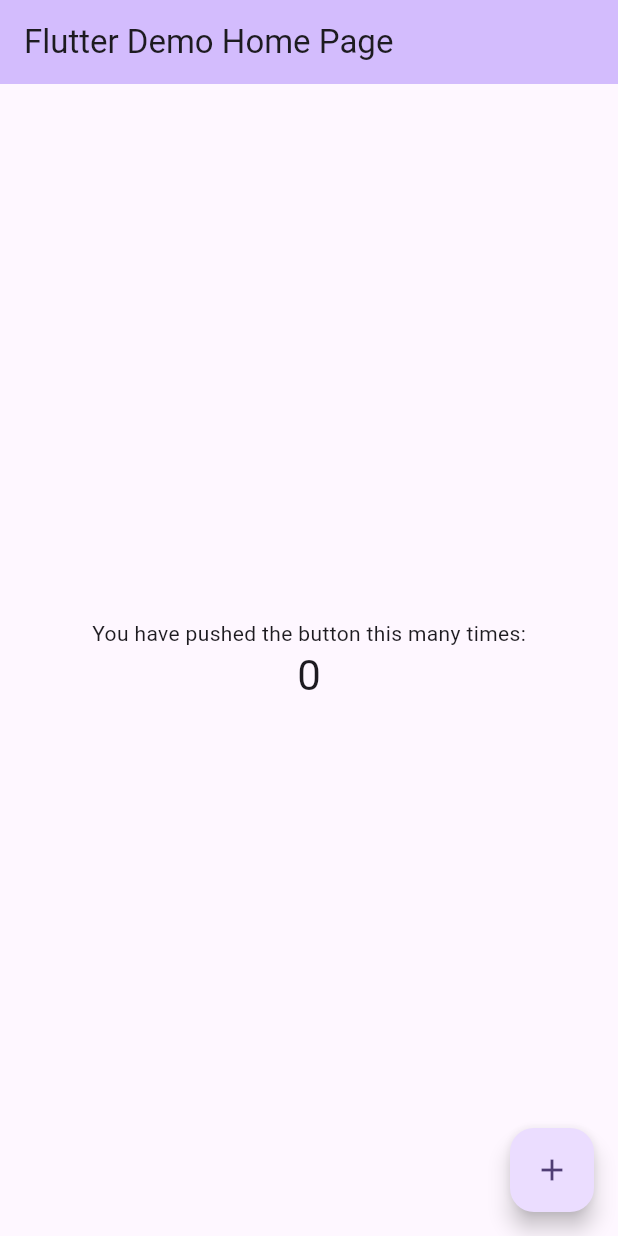
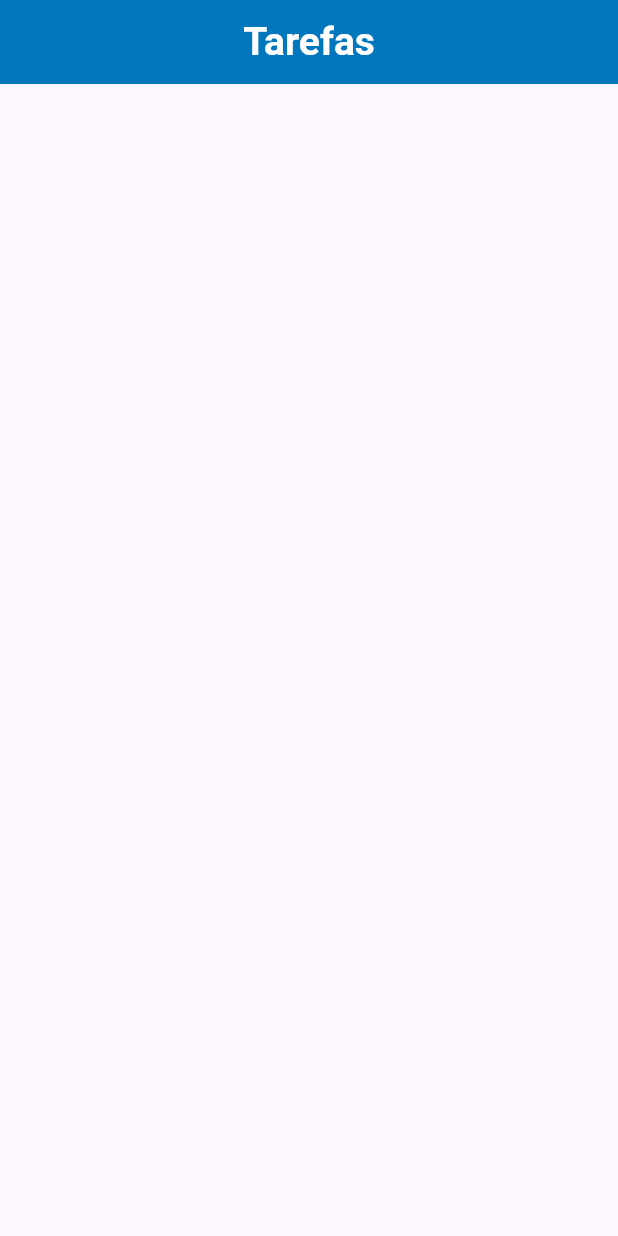
Before and after one commit to ClintonAlmeidaDev/tarefas_app, a Flutter app: the screen it shows after launch, on a phone screen of 412 x 824 dp. Run offline on Flutter 3.47's test engine with Material 2 defaults, Android fonts, the phone set to English and light mode, and no system bars; our stand-ins replace sqflite; accounts and stored records are empty.

Commit message:
Alterando titulo e layout front

```diff
--- a/tarefas/lib/main.dart
+++ b/tarefas/lib/main.dart
@@ -1,7 +1,6 @@
 import 'package:flutter/material.dart';
 
 import 'helpers/database_helpers.dart';
-import 'models/tarefas_model.dart';
 
 void main() {
   runApp(const MyApp());
@@ -10,27 +9,11 @@ void main() {
 class MyApp extends StatelessWidget {
   const MyApp({super.key});
 
-  // This widget is the root of your application.
   @override
   Widget build(BuildContext context) {
     return MaterialApp(
       title: 'Flutter Demo',
       theme: ThemeData(
-        // This is the theme of your application.
-        //
-        // TRY THIS: Try running your application with "flutter run". You'll see
-        // the application has a blue toolbar. Then, without quitting the app,
-        // try changing the seedColor in the colorScheme below to Colors.green
-        // and then invoke "hot reload" (save your changes or press the "hot
-        // reload" button in a Flutter-supported IDE, or press "r" if you used
-        // the command line to start the app).
-        //
-        // Notice that the counter didn't reset back to zero; the application
-        // state is not lost during the reload. To reset the state, use hot
-        // restart instead.
-        //
-        // This works for code too, not just values: Most code changes can be
-        // tested with just a hot reload.
         colorScheme: ColorScheme.fromSeed(seedColor: Colors.deepPurple),
         useMaterial3: true,
       ),
@@ -41,100 +24,25 @@ class MyApp extends StatelessWidget {
 
 class MyHomePage extends StatefulWidget {
   const MyHomePage({super.key, required this.title});
-
-  // This widget is the home page of your application. It is stateful, meaning
-  // that it has a State object (defined below) that contains fields that affect
-  // how it looks.
-
-  // This class is the configuration for the state. It holds the values (in this
-  // case the title) provided by the parent (in this case the App widget) and
-  // used by the build method of the State. Fields in a Widget subclass are
-  // always marked "final".
-
   final String title;
-
   @override
   State<MyHomePage> createState() => _MyHomePageState();
 }
 
 class _MyHomePageState extends State<MyHomePage> {
-  int _counter = 0;
   DatabaseHelper db = DatabaseHelper();
-  Tarefas tarefas = Tarefas(1, "Estudar", true);
-
-  void _incrementCounter() {
-    setState(() {
-      // This call to setState tells the Flutter framework that something has
-      // changed in this State, which causes it to rerun the build method below
-      // so that the display can reflect the updated values. If we changed
-      // _counter without calling setState(), then the build method would not be
-      // called again, and so nothing would appear to happen.
-      print("Vai incluir tarefa");
-      exibeTarefa(1);
-      print(db.getTarefasPorId(2));
-      print("Já incluiu tarefa");
-      _counter++;
-    });
-  }
-
   @override
   Widget build(BuildContext context) {
-    // This method is rerun every time setState is called, for instance as done
-    // by the _incrementCounter method above.
-    //
-    // The Flutter framework has been optimized to make rerunning build methods
-    // fast, so that you can just rebuild anything that needs updating rather
-    // than having to individually change instances of widgets.
     return Scaffold(
       appBar: AppBar(
-        // TRY THIS: Try changing the color here to a specific color (to
-        // Colors.amber, perhaps?) and trigger a hot reload to see the AppBar
-        // change color while the other colors stay the same.
-        backgroundColor: Theme.of(context).colorScheme.inversePrimary,
-        // Here we take the value from the MyHomePage object that was created by
-        // the App.build method, and use it to set our appbar title.
-        title: Text(widget.title),
+        title: const Text(
+          "Tarefas",
+          style: TextStyle(
+              fontSize: 26, fontWeight: FontWeight.bold, color: Colors.white),
+        ),
+        backgroundColor: Colors.lightBlue[800],
+        centerTitle: true,
       ),
-      body: Center(
-        // Center is a layout widget. It takes a single child and positions it
-        // in the middle of the parent.
-        child: Column(
-          // Column is also a layout widget. It takes a list of children and
-          // arranges them vertically. By default, it sizes itself to fit its
-          // children horizontally, and tries to be as tall as its parent.
-          //
-          // Column has various properties to control how it sizes itself and
-          // how it positions its children. Here we use mainAxisAlignment to
-          // center the children vertically; the main axis here is the vertical
-          // axis because Columns are vertical (the cross axis would be
-          // horizontal).
-          //
-          // TRY THIS: Invoke "debug painting" (choose the "Toggle Debug Paint"
-          // action in the IDE, or press "p" in the console), to see the
-          // wireframe for each widget.
-          mainAxisAlignment: MainAxisAlignment.center,
-          children: <Widget>[
-            const Text(
-              'You have pushed the button this many times:',
-            ),
-            Text(
-              '$_counter',
-              style: Theme.of(context).textTheme.headlineMedium,
-            ),
-          ],
-        ),
-      ),
-      floatingActionButton: FloatingActionButton(
-        onPressed: _incrementCounter,
-        tooltip: 'Increment',
-        child: const Icon(Icons.add),
-      ), // This trailing comma makes auto-formatting nicer for build methods.
     );
   }
 }
-
-Future<void> exibeTarefa(int id) async {
-  DatabaseHelper db = DatabaseHelper();
-  Tarefas? tarefa = await db.getTarefasPorId(id);
-  print(tarefa);
-}
```
